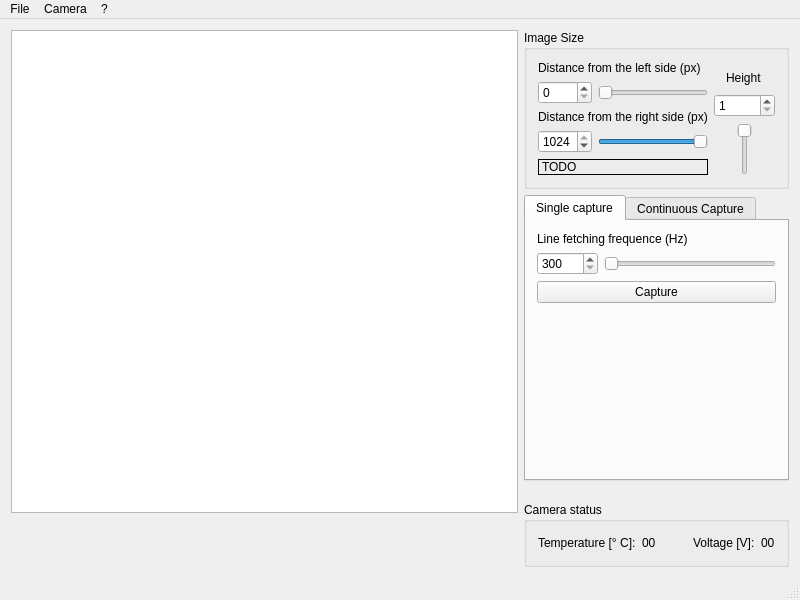
This is mainwindow.ui in DRDSoftware/QTSpyder as Qt 5 draws it before an edit. The edited form follows.
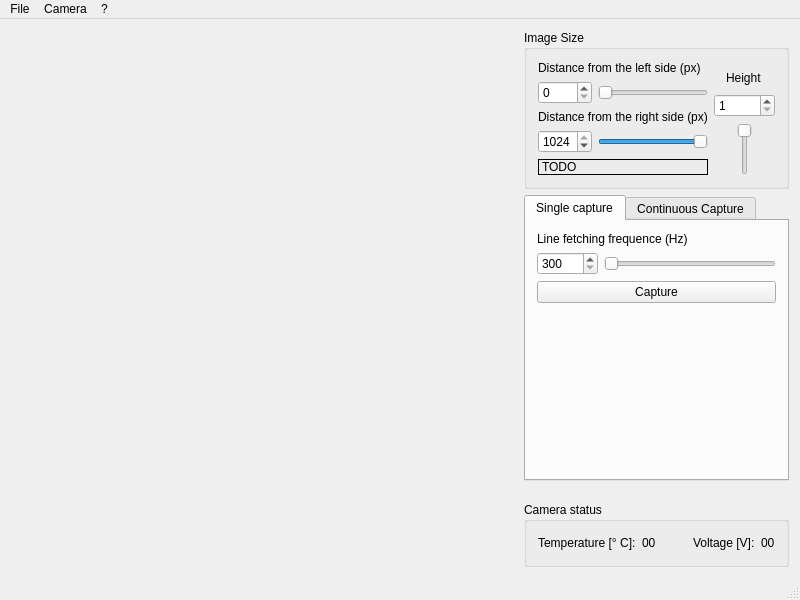
This is the edited form. Icons and pictures are not drawn.

Commit message: Added a label to show the captured image

What changed in the file:
```diff
--- a/mainwindow.ui
+++ b/mainwindow.ui
@@ -35,12 +35,18 @@
          <enum>QLayout::SetMaximumSize</enum>
         </property>
         <item>
-         <widget class="QGraphicsView" name="viewCaptured">
-          <property name="sizePolicy">
-           <sizepolicy hsizetype="Expanding" vsizetype="Expanding">
-            <horstretch>0</horstretch>
-            <verstretch>0</verstretch>
-           </sizepolicy>
+         <widget class="QLabel" name="label">
+          <property name="minimumSize">
+           <size>
+            <width>520</width>
+            <height>470</height>
+           </size>
+          </property>
+          <property name="text">
+           <string/>
+          </property>
+          <property name="alignment">
+           <set>Qt::AlignCenter</set>
           </property>
          </widget>
         </item>
```
